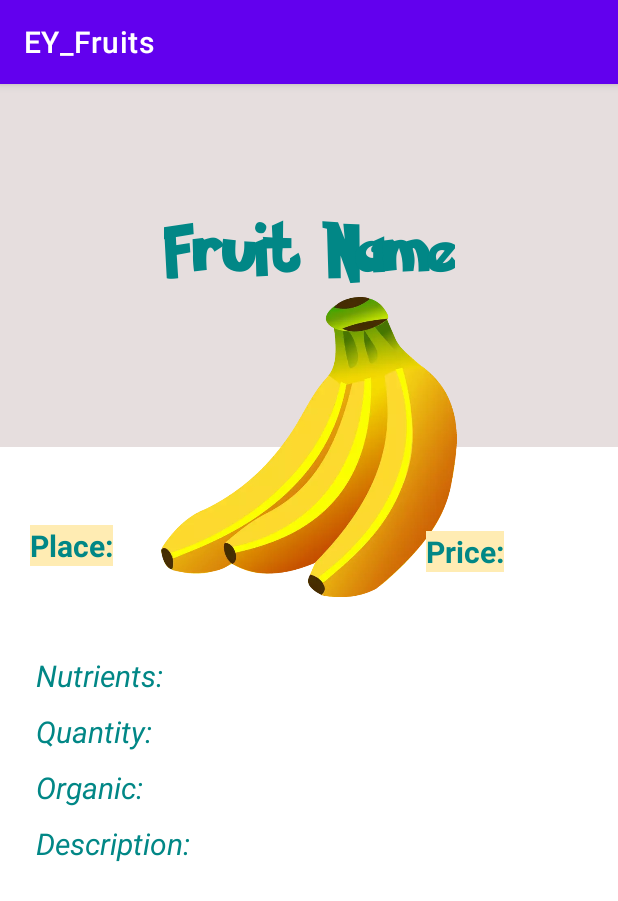
After one commit to Bencorn1/EY_Fruits, an Android app: the Fruit_Details screen opened directly, with no data from a screen before it, on a phone screen of 412 x 824 dp. The commit adds this screen. Shown: the top 901 px of the screen. Run offline under Robolectric (Android 15) with nearby library versions, the phone set to English and light mode, and no system bars.

Commit message:
Setting of the view for the fruit details.

```diff
--- a/app/src/main/AndroidManifest.xml
+++ b/app/src/main/AndroidManifest.xml
@@ -9,6 +9,7 @@
         android:roundIcon="@mipmap/ic_launcher_round"
         android:supportsRtl="true"
         android:theme="@style/Theme.EY_Fruits">
+        <activity android:name=".Fruit_Details"></activity>
         <activity android:name=".MainActivity">
             <intent-filter>
                 <action android:name="android.intent.action.MAIN" />
--- /dev/null
+++ b/app/src/main/java/com/ayotola/ey_fruits/Fruit_Details.kt
@@ -0,0 +1,11 @@
+package com.ayotola.ey_fruits
+
+import androidx.appcompat.app.AppCompatActivity
+import android.os.Bundle
+
+class Fruit_Details : AppCompatActivity() {
+    override fun onCreate(savedInstanceState: Bundle?) {
+        super.onCreate(savedInstanceState)
+        setContentView(R.layout.activity_fruit__details)
+    }
+}
--- /dev/null
+++ b/app/src/main/res/layout/activity_fruit__details.xml
@@ -0,0 +1,246 @@
+<?xml version="1.0" encoding="utf-8"?>
+<androidx.constraintlayout.widget.ConstraintLayout xmlns:android="http://schemas.android.com/apk/res/android"
+    xmlns:app="http://schemas.android.com/apk/res-auto"
+    xmlns:tools="http://schemas.android.com/tools"
+    android:layout_width="match_parent"
+    android:layout_height="match_parent"
+    tools:context=".Fruit_Details">
+
+    <LinearLayout
+        android:id="@+id/linearLayout"
+        android:layout_width="0dp"
+        android:layout_height="242dp"
+        android:background="#E6DEDE"
+        android:orientation="horizontal"
+        app:layout_constraintEnd_toEndOf="parent"
+        app:layout_constraintStart_toStartOf="parent"
+        app:layout_constraintTop_toTopOf="parent">
+    </LinearLayout>
+
+    <!-- ImageView for the Pokemon Image placeholder where
+        the incoming image will be glided into using GLIDE
+    -->
+    <ImageView
+        android:id="@+id/fruits_image"
+        android:layout_width="wrap_content"
+        android:layout_height="200dp"
+        android:layout_weight="1"
+        android:paddingStart="4dp"
+        android:paddingEnd="4dp"
+        app:layout_constraintBottom_toBottomOf="@+id/linearLayout"
+        app:layout_constraintEnd_toEndOf="parent"
+        app:layout_constraintStart_toStartOf="parent"
+        app:layout_constraintTop_toBottomOf="@+id/linearLayout"
+        app:srcCompat="@drawable/fruits_3" />
+
+    <!-- TextView for Displaying the Name of the Pokemon-->
+    <TextView
+        android:id="@+id/fruit_new_name"
+        android:layout_width="wrap_content"
+        android:layout_height="wrap_content"
+        android:layout_weight="1"
+        android:fontFamily="@font/fruit_solid"
+        android:text="@string/fruit_name"
+        android:textColor="@color/teal_700"
+        android:textSize="35sp"
+        app:layout_constraintBottom_toTopOf="@+id/fruits_image"
+        app:layout_constraintEnd_toEndOf="parent"
+        app:layout_constraintStart_toStartOf="parent"
+        app:layout_constraintTop_toTopOf="@+id/linearLayout"
+        app:layout_constraintVertical_bias="1.0" />
+
+    <!-- TextView for Height of the Pokemon-->
+    <TextView
+        android:id="@+id/price"
+        android:layout_width="wrap_content"
+        android:layout_height="wrap_content"
+        android:background="@color/colorAccent"
+        android:text="@string/price"
+        android:textColor="@color/teal_700"
+        android:textStyle="bold"
+        android:textSize="20sp"
+        app:layout_constraintBottom_toBottomOf="parent"
+        app:layout_constraintEnd_toEndOf="parent"
+        app:layout_constraintHorizontal_bias="0.788"
+        app:layout_constraintStart_toStartOf="parent"
+        app:layout_constraintTop_toBottomOf="@+id/linearLayout"
+        app:layout_constraintVertical_bias="0.112" />
+
+    <!-- TextView for Weight of the Pokemon-->
+    <TextView
+        android:id="@+id/place"
+        android:layout_width="wrap_content"
+        android:layout_height="wrap_content"
+        android:layout_marginStart="20dp"
+        android:layout_marginTop="52dp"
+        android:background="@color/colorAccent"
+        android:text="@string/from"
+        android:textStyle="bold"
+        android:textColor="@color/teal_700"
+        android:textSize="20sp"
+        app:layout_constraintEnd_toStartOf="@+id/price"
+        app:layout_constraintHorizontal_bias="0.0"
+        app:layout_constraintStart_toStartOf="parent"
+        app:layout_constraintTop_toBottomOf="@+id/linearLayout" />
+
+    <!-- Nested Scrollview to allow for smooth scrolling as data populates-->
+    <androidx.core.widget.NestedScrollView
+        android:layout_width="match_parent"
+        android:layout_height="wrap_content"
+        android:layout_marginTop="-200dp"
+        android:fillViewport="true"
+        app:layout_constraintBottom_toBottomOf="parent"
+        app:layout_constraintEnd_toEndOf="parent"
+        app:layout_constraintStart_toStartOf="parent"
+        app:layout_constraintTop_toBottomOf="@+id/fruits_image">
+
+        <!--Inner Linear Layout for the Nested ScrollView-->
+        <LinearLayout
+            android:layout_width="match_parent"
+            android:layout_height="wrap_content"
+            android:orientation="vertical">
+
+            <!-- TextView for List of Nutrients-->
+            <TextView
+                android:id="@+id/nutrients_list"
+                android:layout_width="match_parent"
+                android:layout_height="wrap_content"
+                android:paddingStart="24dp"
+                android:paddingEnd="24dp"
+                android:paddingBottom="10dp"
+                android:text="@string/nutrients"
+                android:textAlignment="textStart"
+                android:textColor="@color/teal_700"
+                android:textSize="20sp"
+                android:textStyle="italic" />
+
+            <!-- TextView for Quantity-->
+            <TextView
+                android:id="@+id/quantity"
+                android:layout_width="match_parent"
+                android:layout_height="wrap_content"
+                android:paddingStart="24dp"
+                android:paddingEnd="24dp"
+                android:paddingBottom="10dp"
+                android:text="@string/quantity"
+                android:textAlignment="textStart"
+                android:textColor="@color/teal_700"
+                android:textSize="20sp"
+                android:textStyle="italic" />
+
+            <!-- TextView for Organicity-->
+            <TextView
+                android:id="@+id/organicity"
+                android:layout_width="match_parent"
+                android:layout_height="wrap_content"
+                android:paddingStart="24dp"
+                android:paddingEnd="24dp"
+                android:paddingBottom="10dp"
+                android:text="@string/organic"
+                android:textAlignment="textStart"
+                android:textColor="@color/teal_700"
+                android:textSize="20sp"
+                android:textStyle="italic" />
+
+            <!-- TextView for List of Game Indices-->
+            <TextView
+                android:id="@+id/descriptions"
+                android:layout_width="match_parent"
+                android:layout_height="wrap_content"
+                android:paddingStart="24dp"
+                android:paddingEnd="24dp"
+                android:paddingBottom="10dp"
+                android:text="@string/description"
+                android:textAlignment="textStart"
+                android:textColor="@color/teal_700"
+                android:textSize="20sp"
+                android:textStyle="italic" />
+
+            <!--            &lt;!&ndash; TextView for List of Items Held&ndash;&gt;-->
+            <!--            <TextView-->
+            <!--                android:id="@+id/held_items_list"-->
+            <!--                android:layout_width="match_parent"-->
+            <!--                android:layout_height="wrap_content"-->
+            <!--                android:textAlignment="textStart"-->
+            <!--                android:paddingStart="24dp"-->
+            <!--                android:paddingEnd="24dp"-->
+            <!--                android:paddingBottom="10dp"-->
+            <!--                android:textSize="20sp"-->
+            <!--                android:textColor="@color/teal_700"-->
+            <!--                android:textStyle="italic"-->
+            <!--                android:text="@string/held_items" />-->
+
+            <!--            &lt;!&ndash; TextView for List of Moves&ndash;&gt;-->
+            <!--            <TextView-->
+            <!--                android:id="@+id/moves_list"-->
+            <!--                android:layout_width="match_parent"-->
+            <!--                android:layout_height="wrap_content"-->
+            <!--                android:textAlignment="textStart"-->
+            <!--                android:paddingStart="24dp"-->
+            <!--                android:paddingEnd="24dp"-->
+            <!--                android:paddingBottom="10dp"-->
+            <!--                android:textSize="20sp"-->
+            <!--                android:textColor="@color/teal_700"-->
+            <!--                android:textStyle="italic"-->
+            <!--                android:text="@string/movies_list" />-->
+
+            <!--            &lt;!&ndash; TextView for Order&ndash;&gt;-->
+            <!--            <TextView-->
+            <!--                android:id="@+id/order"-->
+            <!--                android:layout_width="match_parent"-->
+            <!--                android:layout_height="wrap_content"-->
+            <!--                android:textAlignment="textStart"-->
+            <!--                android:paddingStart="24dp"-->
+            <!--                android:paddingEnd="24dp"-->
+            <!--                android:paddingBottom="10dp"-->
+            <!--                android:textSize="20sp"-->
+            <!--                android:textColor="@color/teal_700"-->
+            <!--                android:textStyle="italic"-->
+            <!--                android:text="@string/order" />-->
+
+            <!--            &lt;!&ndash; TextView for Species&ndash;&gt;-->
+            <!--            <TextView-->
+            <!--                android:id="@+id/species"-->
+            <!--                android:layout_width="match_parent"-->
+            <!--                android:layout_height="wrap_content"-->
+            <!--                android:textAlignment="textStart"-->
+            <!--                android:paddingStart="24dp"-->
+            <!--                android:paddingEnd="24dp"-->
+            <!--                android:paddingBottom="10dp"-->
+            <!--                android:textSize="20sp"-->
+            <!--                android:textColor="@color/teal_700"-->
+            <!--                android:textStyle="italic"-->
+            <!--                android:text="@string/species" />-->
+
+            <!--            &lt;!&ndash; TextView for Stats&ndash;&gt;-->
+            <!--            <TextView-->
+            <!--                android:id="@+id/stats"-->
+            <!--                android:layout_width="match_parent"-->
+            <!--                android:layout_height="wrap_content"-->
+            <!--                android:textAlignment="textStart"-->
+            <!--                android:paddingStart="24dp"-->
+            <!--                android:paddingEnd="24dp"-->
+            <!--                android:paddingBottom="10dp"-->
+            <!--                android:textSize="20sp"-->
+            <!--                android:textColor="@color/teal_700"-->
+            <!--                android:textStyle="italic"-->
+            <!--                android:text="@string/stats" />-->
+
+            <!--            &lt;!&ndash; TextView for Types&ndash;&gt;-->
+            <!--            <TextView-->
+            <!--                android:id="@+id/types"-->
+            <!--                android:layout_width="match_parent"-->
+            <!--                android:layout_height="wrap_content"-->
+            <!--                android:textAlignment="textStart"-->
+            <!--                android:paddingStart="24dp"-->
+            <!--                android:paddingEnd="24dp"-->
+            <!--                android:paddingBottom="10dp"-->
+            <!--                android:textSize="20sp"-->
+            <!--                android:textColor="@color/teal_700"-->
+            <!--                android:textStyle="italic"-->
+            <!--                android:text="@string/types" />-->
+        </LinearLayout>
+
+    </androidx.core.widget.NestedScrollView>
+
+</androidx.constraintlayout.widget.ConstraintLayout>
--- a/app/src/main/res/layout/fruits_frame.xml
+++ b/app/src/main/res/layout/fruits_frame.xml
@@ -30,7 +30,7 @@
         app:layout_constraintStart_toStartOf="parent"
         app:layout_constraintTop_toTopOf="parent"
         app:layout_constraintVertical_bias="0.0"
-        app:srcCompat="@drawable/fruits_3" />
+        app:srcCompat="@drawable/fruits" />
 
     <TextView
         android:id="@+id/fruit_name"
--- a/app/src/main/res/values/colors.xml
+++ b/app/src/main/res/values/colors.xml
@@ -7,4 +7,5 @@
     <color name="teal_700">#FF018786</color>
     <color name="black">#FF000000</color>
     <color name="white">#FFFFFFFF</color>
+    <color name="colorAccent">#FFECB3</color>
 </resources>
--- a/app/src/main/res/values/strings.xml
+++ b/app/src/main/res/values/strings.xml
@@ -2,4 +2,10 @@
     <string name="app_name">EY_Fruits</string>
     <string name="set_limit">SET LIMIT</string>
     <string name="fruit_name">Fruit Name</string>
+    <string name="price">Price:</string>
+    <string name="from">Place:</string>
+    <string name="nutrients">Nutrients:</string>
+    <string name="quantity">Quantity:</string>
+    <string name="organic">Organic:</string>
+    <string name="description">Description:</string>
 </resources>
```
